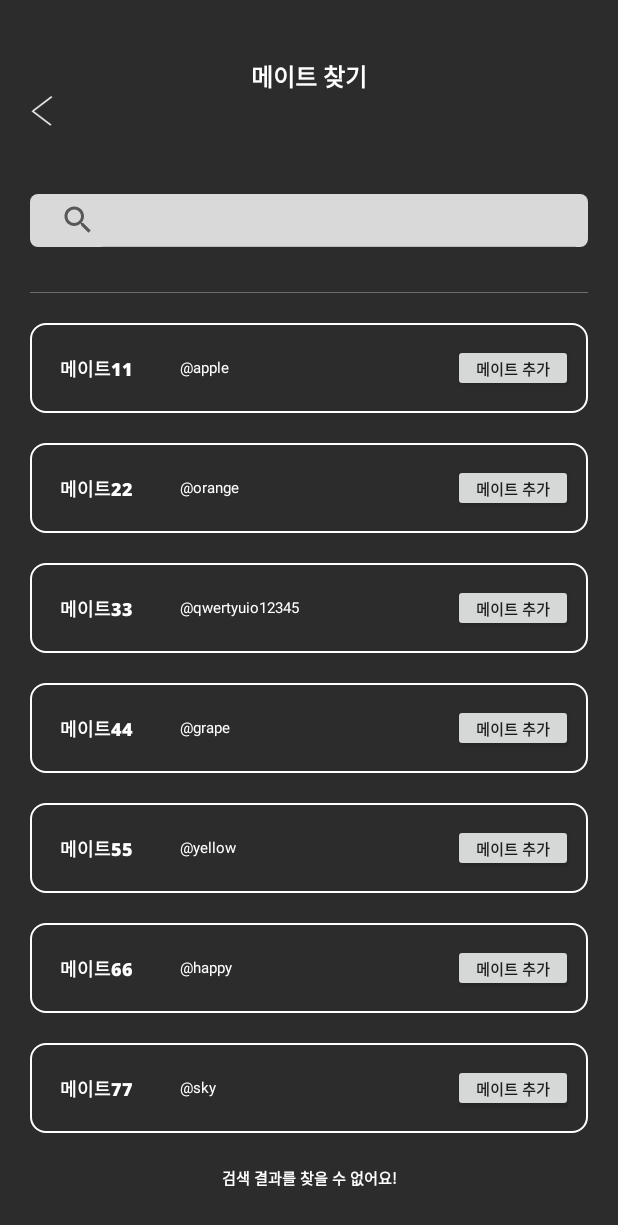
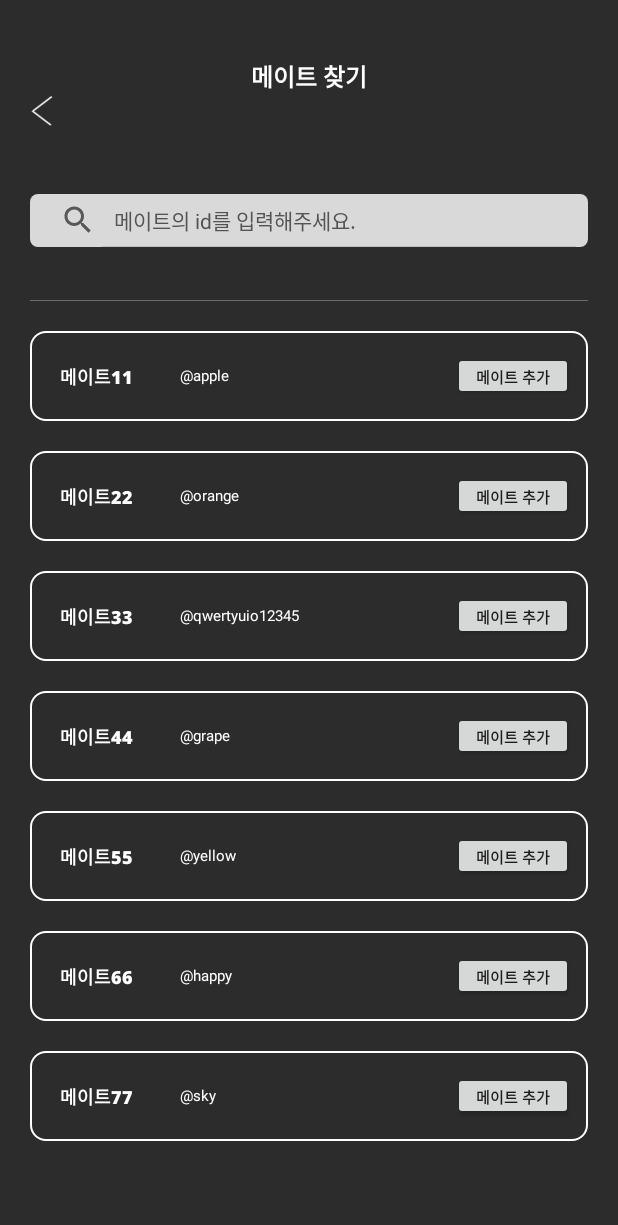
Before and after one commit to amie-lee/check-mate-Android, an Android app: the FindMateActivity screen opened directly, with no data from a screen before it, on a phone screen of 412 x 824 dp. Shown: the top 1225 px of the screen. Run offline under Robolectric (Android 15) with nearby library versions, the phone set to English and light mode, and no system bars.

Commit message:
검색 기능_queryHint 오류 해결

```diff
--- a/checkmateClient/app/src/main/java/com/example/check_mate/src/main/mate/FindMateActivity.kt
+++ b/checkmateClient/app/src/main/java/com/example/check_mate/src/main/mate/FindMateActivity.kt
@@ -3,6 +3,9 @@ package com.example.check_mate.src.main.mate
 import android.content.ContentValues
 import android.os.Bundle
 import android.util.Log
+import android.view.View
+import android.widget.Button
+import android.widget.ImageButton
 import android.widget.SearchView
 import androidx.recyclerview.widget.LinearLayoutManager
 import androidx.recyclerview.widget.RecyclerView
@@ -30,7 +33,15 @@ class FindMateActivity: BaseActivity<ActivityFindMateBinding>(ActivityFindMateBi
         search_view_mate_book = findViewById(R.id.searchview_findmate)
         search_view_mate_book.setOnQueryTextListener(searchViewTextListener)
 
+        val backbtn = findViewById<ImageButton>(R.id.findmate_imgbtn_back) as ImageButton?
         mates = tempMates()
+
+        if (backbtn != null) {
+            backbtn.setOnClickListener(View.OnClickListener {
+                finish()
+            })
+        }
+
 
     }
 
@@ -83,4 +94,6 @@ class FindMateActivity: BaseActivity<ActivityFindMateBinding>(ActivityFindMateBi
 
         return tempMates
     }
+
+
 }
--- a/checkmateClient/app/src/main/java/com/example/check_mate/src/main/mate/FindMateAdapter.kt
+++ b/checkmateClient/app/src/main/java/com/example/check_mate/src/main/mate/FindMateAdapter.kt
@@ -20,20 +20,16 @@ class FindMateAdapter(var itemList: ArrayList<FindMateData>)
     var itemFilter = ItemFilter()
 
 
-
     inner class ViewHolder(itemView: View, con: Context) : RecyclerView.ViewHolder(itemView) {
 
         var findmate_tv_name: TextView
         var findmate_tv_id: TextView
-        /*var searchfail: TextView*/
-
 
         init {
             findmate_tv_name = itemView.findViewById(R.id.findmate_tv_name)
             findmate_tv_id = itemView.findViewById(R.id.findmate_tv_id)
-            /*searchfail = findViewById(R.id.findmate_searchfail)*/
 
-            itemView.setOnClickListener {
+            /*itemView.setOnClickListener {
                 AlertDialog.Builder(con).apply {
                     var position = adapterPosition
                     var mate = filterMates[position]
@@ -44,8 +40,9 @@ class FindMateAdapter(var itemList: ArrayList<FindMateData>)
                     })
                     show()
                 }
-            }
+            }*/
         }
+
     }
 
 
@@ -86,17 +83,20 @@ class FindMateAdapter(var itemList: ArrayList<FindMateData>)
         override fun performFiltering(charSequence: CharSequence): FilterResults {
             val filterString = charSequence.toString()
             val results = FilterResults()
+
             Log.d(TAG, "charSequence : $charSequence")
 
             //검색이 필요없을 경우를 위해 원본 배열을 복제
             val filteredList: ArrayList<FindMateData> = ArrayList<FindMateData>()
+
             //공백제외 아무런 값이 없을 경우 -> 원본 배열
             if (filterString.trim { it <= ' ' }.isEmpty()) {
+
                 results.values = itemList
                 results.count = itemList.size
 
+                return results
 
-                return results
 
                 /*//공백제외 2글자 이하인 경우 -> 이름으로만 검색
             } else if (filterString.trim { it <= ' ' }.length <= 2) {
--- a/checkmateClient/app/src/main/res/layout/activity_find_mate.xml
+++ b/checkmateClient/app/src/main/res/layout/activity_find_mate.xml
@@ -10,11 +10,11 @@
         android:id="@+id/tv_find_mate"
         android:layout_width="wrap_content"
         android:layout_height="wrap_content"
+        android:layout_marginTop="35dp"
+        android:fontFamily="@font/notosans"
         android:text="메이트 찾기"
+        android:textColor="@color/white"
         android:textSize="16dp"
-        android:textColor="@color/white"
-        android:fontFamily="@font/notosans"
-        android:layout_marginTop="35dp"
         app:layout_constraintEnd_toEndOf="parent"
         app:layout_constraintStart_toStartOf="parent"
         app:layout_constraintTop_toTopOf="parent" />
@@ -23,14 +23,13 @@
         android:id="@+id/findmate_imgbtn_back"
         android:layout_width="20dp"
         android:layout_height="20dp"
+        android:layout_marginStart="18dp"
         android:adjustViewBounds="true"
-        android:layout_marginStart="18dp"
-        android:layout_marginTop="0dp"
         android:background="@android:color/transparent"
         android:scaleType="fitCenter"
+        android:src="@drawable/ic_mate_back"
         app:layout_constraintStart_toStartOf="parent"
-        app:layout_constraintTop_toBottomOf="@+id/tv_find_mate"
-        android:src="@drawable/ic_mate_back" />
+        app:layout_constraintTop_toBottomOf="@+id/tv_find_mate" />
 
 
     <LinearLayout
@@ -38,8 +37,8 @@
         android:layout_width="match_parent"
         android:layout_height="wrap_content"
         android:layout_marginStart="20dp"
+        android:layout_marginTop="45dp"
         android:layout_marginEnd="20dp"
-        android:layout_marginTop="45dp"
         android:gravity="center"
         app:layout_constraintEnd_toEndOf="parent"
         app:layout_constraintStart_toStartOf="parent"
@@ -50,10 +49,11 @@
             android:layout_width="match_parent"
             android:layout_height="35dp"
             android:layout_gravity="center"
+            android:background="@drawable/mate_searchview_background"
             android:gravity="center"
-            android:background="@drawable/mate_searchview_background"
-            app:queryHint="메이트의 id를 입력해주세요."
-            android:iconifiedByDefault="false"/>
+            android:iconifiedByDefault="false"
+            android:queryHint="메이트의 id를 입력해주세요."
+            android:theme="@style/SearchViewStyle" />
 
 
     </LinearLayout>
@@ -63,27 +63,27 @@
         android:layout_width="match_parent"
         android:layout_height="0.5dp"
         android:layout_marginStart="20dp"
+        android:layout_marginTop="35dp"
         android:layout_marginEnd="20dp"
-        android:layout_marginTop="30dp"
         android:background="#6D6D6D"
         app:layout_constraintEnd_toEndOf="parent"
         app:layout_constraintStart_toStartOf="parent"
-        app:layout_constraintTop_toBottomOf="@+id/group_mate_search_id"/>
+        app:layout_constraintTop_toBottomOf="@+id/group_mate_search_id" />
 
     <androidx.recyclerview.widget.RecyclerView
         android:id="@+id/recycle_find_mate"
         android:layout_width="match_parent"
         android:layout_height="0dp"
+        android:layout_marginStart="20dp"
         android:layout_marginTop="20dp"
+        android:layout_marginEnd="20dp"
         app:layout_constraintEnd_toEndOf="parent"
         app:layout_constraintStart_toStartOf="parent"
         app:layout_constraintTop_toBottomOf="@+id/findmate_item_topLine"
-        android:layout_marginStart="20dp"
-        android:layout_marginEnd="20dp"
         tools:listitem="@layout/mate_find_item" />
 
 
-    <TextView
+    <!-- <TextView
         android:id="@+id/findmate_searchfail"
         android:layout_width="wrap_content"
         android:layout_height="wrap_content"
@@ -95,6 +95,6 @@
         app:layout_constraintStart_toStartOf="parent"
         app:layout_constraintTop_toBottomOf="@+id/recycle_find_mate"
         android:visibility="visible"
-        />
+        />-->
 
 </androidx.constraintlayout.widget.ConstraintLayout>
--- a/checkmateClient/app/src/main/res/layout/mate_find_item.xml
+++ b/checkmateClient/app/src/main/res/layout/mate_find_item.xml
@@ -1,5 +1,5 @@
 <?xml version="1.0" encoding="utf-8"?>
-<LinearLayout xmlns:android="http://schemas.android.com/apk/res/android"
+<androidx.constraintlayout.widget.ConstraintLayout xmlns:android="http://schemas.android.com/apk/res/android"
     xmlns:app="http://schemas.android.com/apk/res-auto"
     android:layout_width="match_parent"
     android:layout_height="80dp"
@@ -7,6 +7,7 @@
 
 
     <FrameLayout
+        android:id="@+id/FL_findmate"
         android:layout_width="match_parent"
         android:layout_height="wrap_content"
         app:layout_constraintEnd_toEndOf="parent"
@@ -54,4 +55,19 @@
     </FrameLayout>
 
 
-</LinearLayout>
+    <TextView
+        android:id="@+id/findmate_searchfail"
+        android:layout_width="wrap_content"
+        android:layout_height="wrap_content"
+        android:fontFamily="@font/notosans"
+        android:text="검색 결과를 찾을 수 없어요!"
+        android:textColor="@color/white"
+        android:textSize="10dp"
+        app:layout_constraintEnd_toEndOf="parent"
+        app:layout_constraintStart_toStartOf="parent"
+        app:layout_constraintTop_toBottomOf="@+id/FL_findmate"
+        android:visibility="invisible"
+        />
+
+
+</androidx.constraintlayout.widget.ConstraintLayout>
--- a/checkmateClient/app/src/main/res/values/themes.xml
+++ b/checkmateClient/app/src/main/res/values/themes.xml
@@ -15,4 +15,10 @@
     </style>
 
 
+    <style name="SearchViewStyle" parent="Widget.AppCompat.Light.SearchView">
+        <item name="android:textSize">14sp</item>
+        <item name="android:textColorHint">#535353</item>
+    </style>
+
+
 </resources>
```
